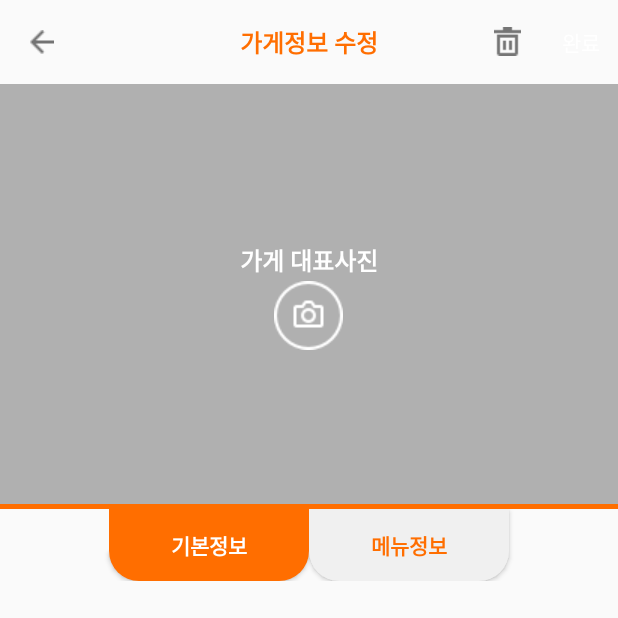
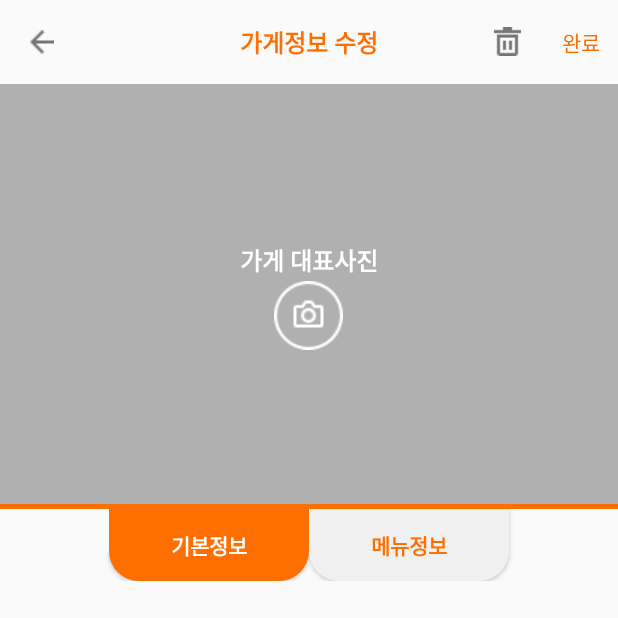
Before and after one commit to sosh9898/EveryFoody, an Android app: the DetailActivity screen opened directly, with no data from a screen before it, after a tap on "수정", on a phone screen of 412 x 824 dp, the top half of it. Run offline under Robolectric (Android 15) with nearby library versions, the phone set to English and light mode, and no system bars; our stand-ins replace ButterKnife.

Commit message:
base theme setting

```diff
--- a/app/src/main/AndroidManifest.xml
+++ b/app/src/main/AndroidManifest.xml
@@ -8,7 +8,7 @@
         android:label="@string/app_name"
         android:roundIcon="@mipmap/ic_launcher_round"
         android:supportsRtl="true"
-        android:theme="@style/AppTheme">
+        android:theme="@style/WhiteTheme">
         <activity
             android:name=".ui.splash.SplashActivity"
             android:theme="@style/SplashTheme">
@@ -21,7 +21,7 @@
         <activity
             android:name=".ui.home.user.MainActivity"
             android:label="@string/title_activity_main"
-            android:theme="@style/AppTheme" />
+            android:theme="@style/WhiteTheme" />
         <activity android:name=".ui.detail.DetailActivity" />
         <activity android:name=".ui.signup.user.SignUpActivity" />
         <activity android:name=".ui.login.LoginActivity" />
--- a/app/src/main/res/values/styles.xml
+++ b/app/src/main/res/values/styles.xml
@@ -1,10 +1,20 @@
 <resources>
 
     <!-- Base application theme. -->
-    <style name="AppTheme" parent="Theme.AppCompat.Light.NoActionBar">
+    <style name="WhiteTheme" parent="Theme.AppCompat.Light.NoActionBar">
         <!-- Customize your theme here. -->
         <item name="colorPrimary">@color/colorPrimary</item>
-        <item name="colorPrimaryDark">@color/colorPrimaryDark</item>
+        <item name="colorPrimaryDark">@color/colorPrimary</item>
+        <item name="colorAccent">@color/colorAccent</item>
+        <item name="actionMenuTextColor">@color/colorAccent</item>
+        <item name="android:actionMenuTextColor">@color/colorAccent</item>
+        <item name="drawerArrowStyle">@style/DrawerArrowStyle</item>
+    </style>
+
+    <style name="OrangeTheme" parent="Theme.AppCompat.Light.NoActionBar">
+        <!-- Customize your theme here. -->
+        <item name="colorPrimary">@color/colorAccent</item>
+        <item name="colorPrimaryDark">@color/colorAccent</item>
         <item name="colorAccent">@color/colorAccent</item>
         <item name="actionMenuTextColor">@color/colorPrimary</item>
         <item name="android:actionMenuTextColor">@color/colorPrimary</item>
```
Also changed, not shown: app/src/main/java/dct/com/everyfoody/base/OrangeThemeActivity.java (added, +20 -0 lines), app/src/main/java/dct/com/everyfoody/base/WhiteThemeActivity.java (added, +20 -0 lines), 5 other files.
